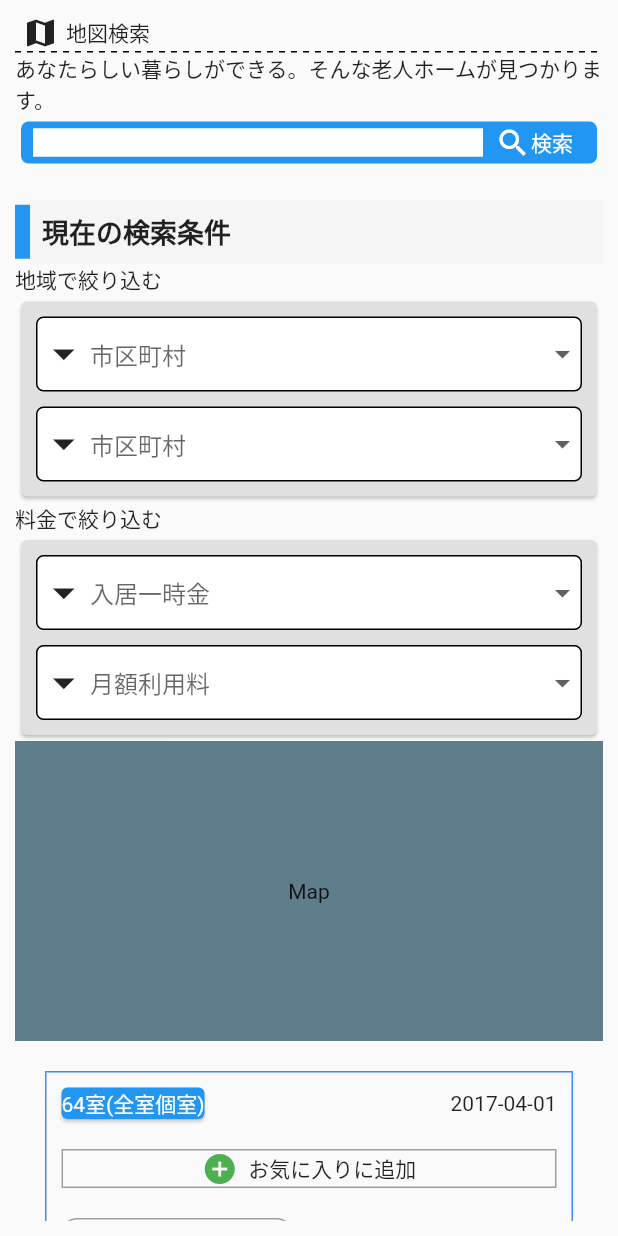
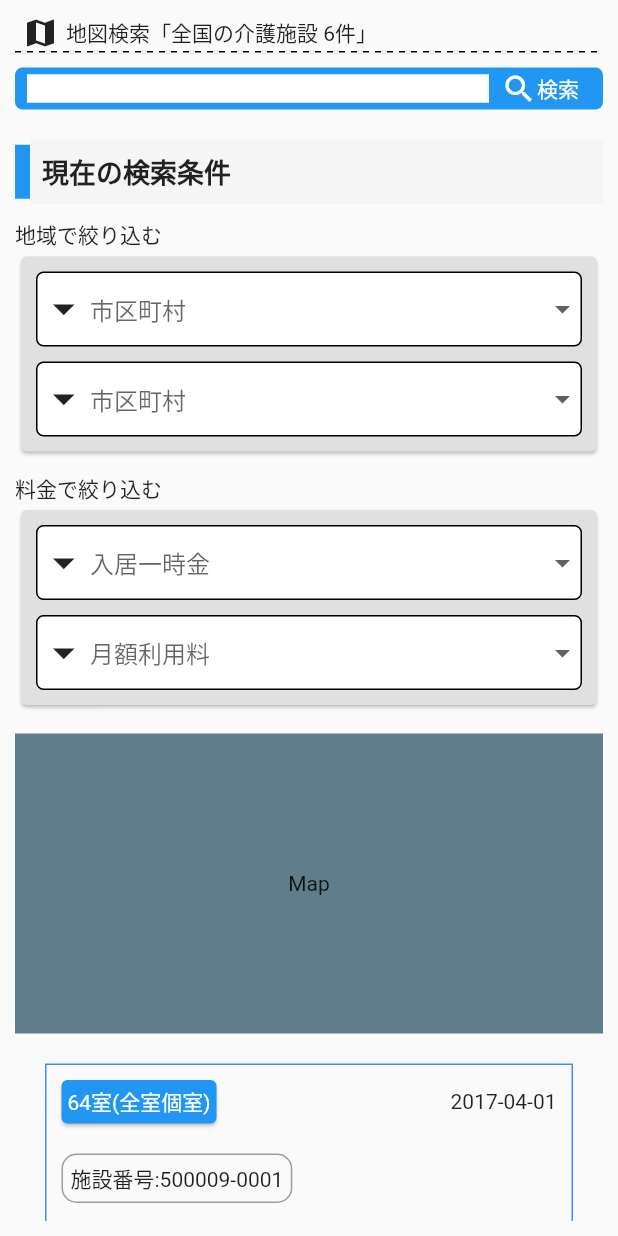
Before and after one commit to zwemansoempm/tis-mobile, a Flutter app: the NusingSearch widget shown alone on an empty page, opened directly, on a phone screen of 412 x 824 dp. Run offline on Flutter 3.47's test engine with Material 2 defaults, Android fonts, the phone set to English and light mode, and no system bars; drawn by our look-alikes of dotted_line; our stand-ins replace carousel_slider, device_preview, dio, eva_icons_flutter, flutter_html, rxdart and 2 more; missing offline and left inert: footer.

Commit message:
update design

```diff
--- a/lib/views/nusingSearch.dart
+++ b/lib/views/nusingSearch.dart
@@ -25,15 +25,15 @@ class _NusingSearchState extends State<NusingSearch> {
                 SizedBox(width: 5.0),
                 Icon(Icons.map),
                 SizedBox(width: 5.0),
-                 Text("地図検索")
+                Text("地図検索"),
+                Text("「全国の介護施設 6件」"),
               ]
             ),
             DottedLine(),
-            Text("あなたらしい暮らしができる。そんな老人ホームが見つかります。"),
 
             Card(
               color: Colors.blue,
-
+              margin: EdgeInsets.only(top: 10.0),
               elevation: 0.0,
               shape: RoundedRectangleBorder(borderRadius: BorderRadius.circular(5.0)),
               child: Padding(
@@ -173,6 +173,7 @@ class _NusingSearchState extends State<NusingSearch> {
                 ),
               ],
             ),
+            SizedBox(height: 10.0),
 
             Text("地域で絞り込む"),
 
@@ -193,7 +194,7 @@ class _NusingSearchState extends State<NusingSearch> {
               )
             ),
 
-
+            SizedBox(height: 10.0),
             Text("料金で絞り込む"),
             Card(
               color: Colors.grey[300],
@@ -212,6 +213,7 @@ class _NusingSearchState extends State<NusingSearch> {
                 ]
               )
             ),
+            SizedBox(height: 15.0),
 
             Container(
               alignment: Alignment.center,
@@ -239,7 +241,10 @@ class _NusingSearchState extends State<NusingSearch> {
                       Card(
                         margin: EdgeInsets.all(10.0),
                         color: Colors.blue,
+                        child: Padding(
+                          padding: const EdgeInsets.all(4.0),
                           child: Text("64室(全室個室)", style: TextStyle(color: Colors.white),),
+                        ),
                       ),
                       Container(
                         margin: EdgeInsets.only(right: 10.0),
@@ -247,22 +252,7 @@ class _NusingSearchState extends State<NusingSearch> {
                       )
                     ],
                   ),
-                  Container(
-                    decoration: BoxDecoration(
-                      border: Border.all(color: Colors.grey, width: 1.0),
-                    ),
-                    margin: EdgeInsets.all(10.0),
-                    child: Row(
-                      mainAxisAlignment: MainAxisAlignment.center,
-                      children: [
-                        Icon(Icons.add_circle, color: Colors.green,),
-                        SizedBox(width: 7),
-                        Text(
-                          'お気に入りに追加',
-                        ),
-                      ],
-                    ),
-                  ),
+
                   Container(
                     padding: EdgeInsets.all(5.0),
                     margin: EdgeInsets.all(10.0),
@@ -304,7 +294,7 @@ class _NusingSearchState extends State<NusingSearch> {
                     ),
                   ),
                   Container(
-                    margin: EdgeInsets.only(left: 10.0),
+                    margin: EdgeInsets.only(left: 10.0,bottom: 10.0),
                     child: RaisedButton(
                       shape: RoundedRectangleBorder(borderRadius: BorderRadius.circular(10)),
                       onPressed: () {},
@@ -342,6 +332,7 @@ class _NusingSearchState extends State<NusingSearch> {
                       ]
                     )
                   ),
+                  SizedBox(height: 10.0),
 
                   Container(
                     margin: EdgeInsets.all(10.0),
@@ -389,7 +380,7 @@ class _NusingSearchState extends State<NusingSearch> {
                 ],
               ),
             ),
-
+            SizedBox(height: 20.0),
             Text("もっと探す条件"),
             Row(children: [
               SizedBox(
@@ -452,7 +443,6 @@ class _NusingSearchState extends State<NusingSearch> {
                     Text('検索', style: TextStyle(fontSize: 16,)),
                 ],)
 
-
               ),
             ),
 
@@ -513,7 +503,10 @@ class _NusingSearchState extends State<NusingSearch> {
                   Card(
                     margin: EdgeInsets.all(10.0),
                     color: Colors.blue,
+                    child: Padding(
+                      padding: const EdgeInsets.all(4.0),
                       child: Text("64室(全室個室)", style: TextStyle(color: Colors.white),),
+                    ),
                   ),
                   Center(
                     child: Image.asset("assets/logos/bbc-news.png", width: 200, height: 150,),
@@ -614,7 +607,6 @@ class _NusingSearchState extends State<NusingSearch> {
                         backgroundColor: Colors.grey[200],
                         child: Icon(Icons.apartment ,color: Colors.blue,)
                       ),
-                      //leading: Icon(Icons.apartment, color: Colors.blue,),
                       title: Text("運営事業者名"),
                     )
                   ),
@@ -625,24 +617,11 @@ class _NusingSearchState extends State<NusingSearch> {
                     ),
                     child: ListTile(title: Text("株式会社アスモ介護サービス"),),
                   ),
+                  SizedBox(height: 10.0),
                   Text("こだわりの特長"),
                   DottedLine(dashColor: Colors.blue,),
-                  Container(
-                    decoration: BoxDecoration(
-                      border: Border.all(color: Colors.grey, width: 1.0),
-                    ),
-                    margin: EdgeInsets.only(top: 10.0),
-                    child: Row(
-                      mainAxisAlignment: MainAxisAlignment.center,
-                      children: [
-                        Icon(Icons.add_circle, color: Colors.green,),
-                        SizedBox(width: 7),
-                        Text(
-                          'お気に入りに追加',
-                        ),
-                      ],
-                    ),
-                  ),
+
+                  SizedBox(height: 10.0),
                   RaisedButton(
                     onPressed: () {},
                     color: Colors.blue,
@@ -687,7 +666,7 @@ class _NusingSearchState extends State<NusingSearch> {
             Row(
               children: [
                 RaisedButton(
-                  shape: RoundedRectangleBorder(borderRadius: BorderRadius.circular(10)),
+                  shape: RoundedRectangleBorder(borderRadius: BorderRadius.circular(8.0)),
                   onPressed: () {},
                   color: Colors.grey,
                   child: Center(child: Text("2020年"),),
```
Lines whose indentation alone changed are shown as unchanged.
